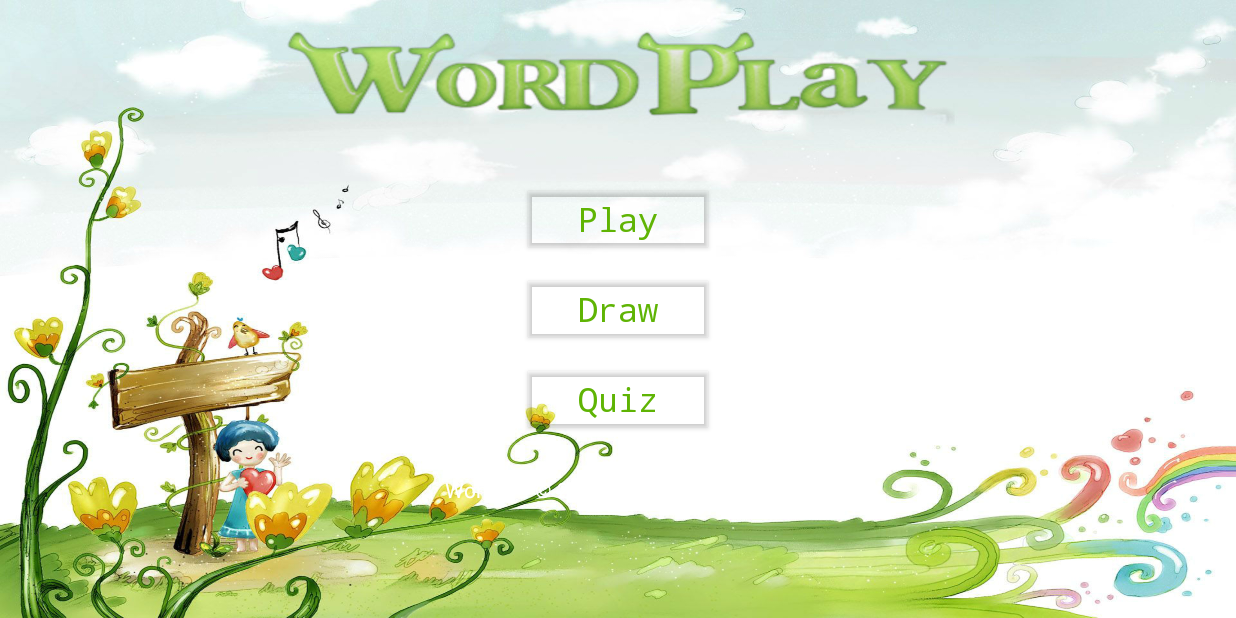
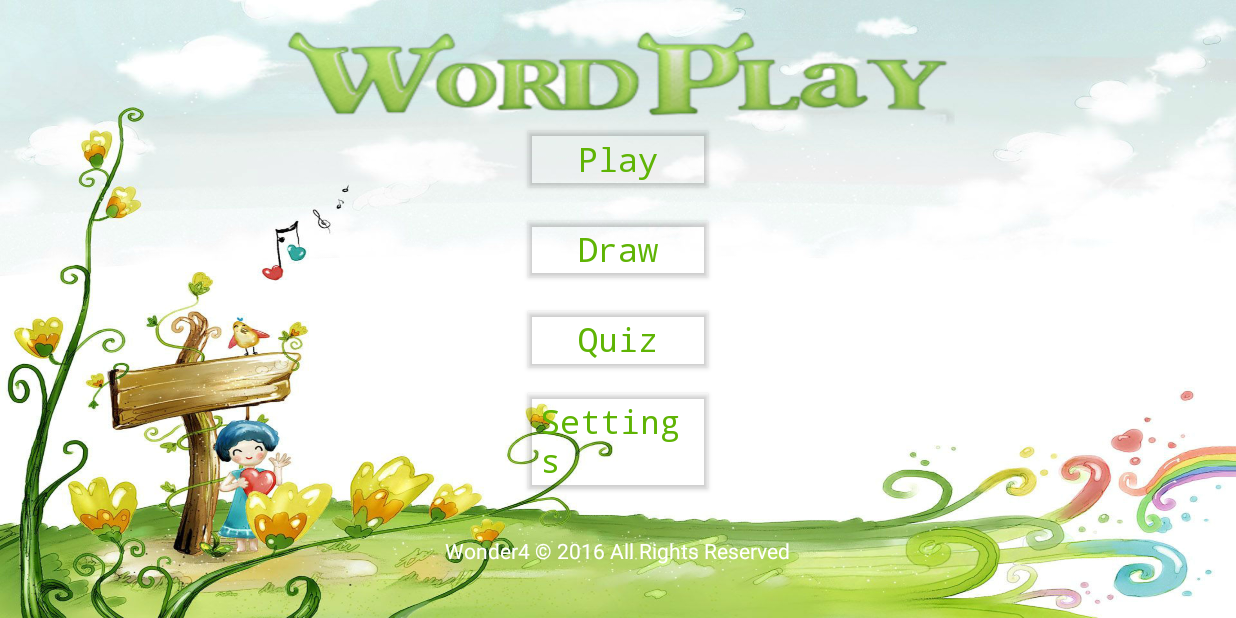
Before and after one commit to janus21cn/WordPlay2, an Android app: the screen it shows after launch (MainActivity), on a phone screen of 824 x 412 dp (held sideways). Run offline under Robolectric (Android 15) with nearby library versions, the phone set to English and light mode, and no system bars.

Commit message:
Created Help and Settings Page needs work Added German audio

```diff
--- a/app/src/main/java/wonder4/wordplay2/MainActivity.java
+++ b/app/src/main/java/wonder4/wordplay2/MainActivity.java
@@ -41,6 +41,15 @@ public class MainActivity extends AppCompatActivity {
             }
         });
 
+        Button GotoSettings = (Button)findViewById(R.id.btn_settings);
+        GotoSettings.setOnClickListener(new View.OnClickListener() {
+            @Override
+            public void onClick(View v) {
+                Intent intent = new Intent(MainActivity.this, Password_page.class);
+                startActivity(intent);
+            }
+        });
+
 
     }
 
--- a/app/src/main/java/wonder4/wordplay2/Password_page.java
+++ b/app/src/main/java/wonder4/wordplay2/Password_page.java
@@ -50,7 +50,7 @@ public class Password_page extends Activity{
             public void onClick(View v) {
                 number[0] = number_numbers[rando];
                 if (!(number_view.getText().toString().equals(" ")) && number_view.getText().toString().equals(number[0])){
-                            Intent intent = new Intent(Password_page.this, MainActivity.class);
+                            Intent intent = new Intent(Password_page.this, Settings.class);
                             startActivity(intent);
                 }
                 else {
--- a/app/src/main/res/layout/content_main.xml
+++ b/app/src/main/res/layout/content_main.xml
@@ -51,6 +51,20 @@
             android:typeface="monospace"
             android:backgroundTint="#0FFF"
             />
+        <Button
+            android:layout_width="wrap_content"
+            android:layout_height="wrap_content"
+            android:gravity="center_vertical"
+            android:text="Settings"
+            android:layout_marginTop="5dp"
+            android:id="@+id/btn_settings"
+            android:textColor="#5FB404"
+            android:textAppearance="?android:attr/textAppearanceLarge"
+            android:typeface="monospace"
+            android:backgroundTint="#0FFF"
+            android:layout_gravity="center_horizontal" />
+
+
     </LinearLayout>
 
     <TextView
@@ -60,4 +74,5 @@
         android:textColor="#FFFFFF"
         android:layout_marginTop="10dp"/>
 
+
 </LinearLayout>
```
